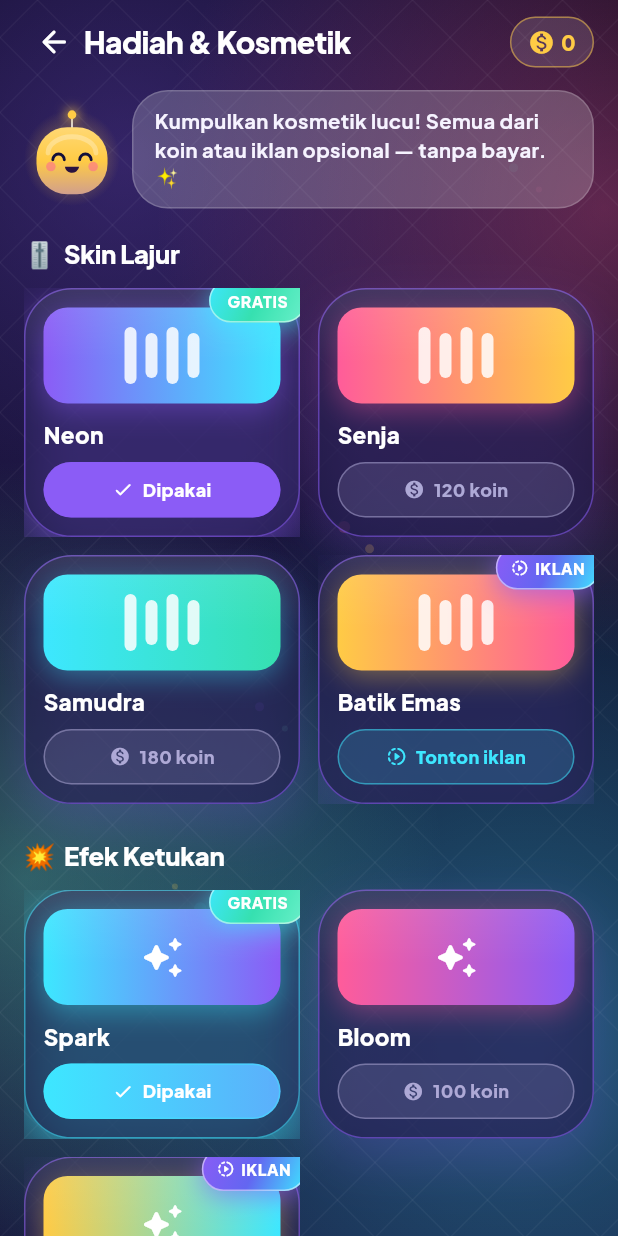
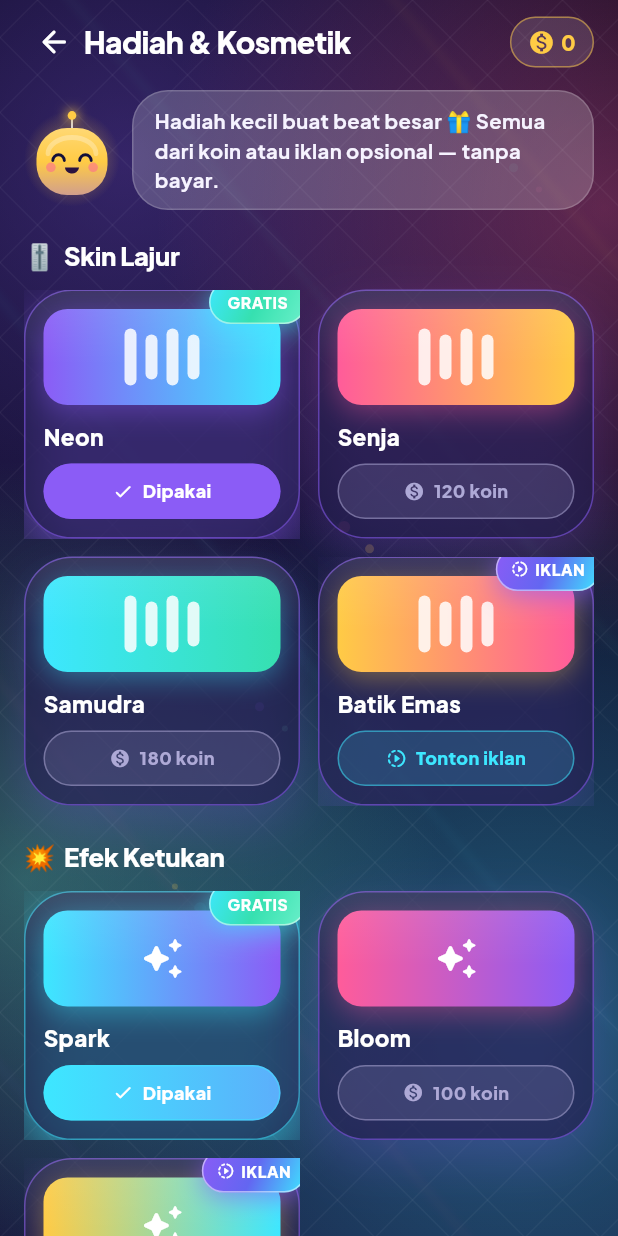
Before and after one commit to zachiesings/beat-nusantara, a Flutter app: the HomeScreen screen opened directly, after a tap on "Hadiah", on a phone screen of 412 x 824 dp. Run offline on Flutter 3.47's test engine with Material 3 defaults, Android fonts, the phone set to English and light mode, and no system bars; our stand-ins replace audioplayers, shared_preferences; accounts and stored records are empty.

Commit message:
feat: app shell + floating game-style bottom nav (real structural upgrade)
Turns the pushed-screens stack into a real game app:
- MainShell: IndexedStack of Home/Lagu/Hadiah/Profil with persistent floating
  BeatNavBar (glassy pill; active tab blooms into a glowing gradient pill + label)
- ShellScope lets Home's avatar + glossy quick-tiles switch tabs (no new routes)
- Library/Rewards/Profile gain `embedded` mode (no back arrow, nav clearance)
- Splash/onboarding now land in the shell; screenshot home/library/reward render
  INSIDE the shell so the floating nav shows in store shots
- Diagonal rhythm streaks in the living background (energy + asymmetry)
- Glossy gradient quick-action tiles with icon sheen
- Charming microcopy: "Yuk, gas beat hari ini!", "Beat pilihan hari ini",
  "Hadiah kecil buat beat besar", result verdicts ("Dikit lagi sempurna!", etc.)
- HTML preview updated to show the floating nav

Co-Authored-By: Claude Opus 4.8 (1M context) <noreply@anthropic.com>

```diff
--- a/lib/app/theme.dart
+++ b/lib/app/theme.dart
@@ -284,6 +284,23 @@ class _LivingBgPainter extends CustomPainter {
           ]).createShader(Rect.fromCircle(center: Offset(cx, cy), radius: r)),
       );
     }
+    // diagonal rhythm streaks (energy + a touch of asymmetry)
+    canvas.save();
+    canvas.translate(size.width * 0.5, size.height * 0.42);
+    canvas.rotate(-0.7);
+    for (int i = 0; i < 5; i++) {
+      final base = (i / 5 + t * 0.35) % 1.0;
+      final x = (base * 2.0 - 1.0) * size.width;
+      final col = AppColors.lanes[i % AppColors.lanes.length];
+      canvas.drawRect(
+        Rect.fromLTWH(x, -size.height, 3, size.height * 2),
+        Paint()
+          ..color = col.withValues(alpha: 0.06)
+          ..maskFilter = const MaskFilter.blur(BlurStyle.normal, 3),
+      );
+    }
+    canvas.restore();
+
     // batik diamond grid (very faint)
     final grid = Paint()
       ..color = const Color(0x0AFFFFFF)
--- a/lib/features/home/home_screen.dart
+++ b/lib/features/home/home_screen.dart
@@ -18,6 +18,7 @@ import '../about/about_screen.dart';
 import '../profile/profile_screen.dart';
 import '../rewards/rewards_screen.dart';
 import '../settings/settings_screen.dart';
+import '../shell/main_shell.dart';
 import '../song_detail/song_detail_screen.dart';
 import '../song_library/song_library_screen.dart';
 
@@ -51,7 +52,7 @@ class HomeScreen extends StatelessWidget {
                     const SizedBox(height: 4),
                     const Padding(
                       padding: EdgeInsets.only(left: 2, bottom: 10),
-                      child: Text('Pilihan hangat buat kamu hari ini',
+                      child: Text('Beat pilihan hari ini ✨',
                           style: TextStyle(color: AppColors.textLo, fontSize: 12.5)),
                     ),
                     _recommended(context, catalog),
@@ -75,7 +76,7 @@ class HomeScreen extends StatelessWidget {
       child: Row(
         children: [
           Bouncy(
-            onTap: () => _push(context, const ProfileScreen()),
+            onTap: () => _goTab(context, 3, const ProfileScreen()),
             child: Container(
               padding: const EdgeInsets.all(2.5),
               decoration: const BoxDecoration(shape: BoxShape.circle, gradient: AppGradients.aurora),
@@ -96,7 +97,7 @@ class HomeScreen extends StatelessWidget {
               children: [
                 Text('Halo, ${gs.playerName}! 👋',
                     maxLines: 1, overflow: TextOverflow.ellipsis, style: AppText.heading),
-                Text('Siap menari hari ini? 💫 Lv ${gs.level}',
+                Text('Yuk, gas beat hari ini! 💫 Lv ${gs.level}',
                     style: const TextStyle(color: AppColors.textLo, fontSize: 12)),
               ],
             ),
@@ -184,7 +185,7 @@ class HomeScreen extends StatelessWidget {
                     SizedBox(
                       width: 168,
                       child: GradientButton(
-                        label: 'Main Sekarang',
+                        label: 'Yuk, Gas!',
                         icon: Icons.play_arrow_rounded,
                         height: 46,
                         gradient: AppGradients.from(accent),
@@ -203,9 +204,9 @@ class HomeScreen extends StatelessWidget {
 
   Widget _quickActions(BuildContext context) {
     final items = [
-      (Icons.library_music_rounded, 'Lagu', AppColors.cyan, () => _push(context, const SongLibraryScreen())),
-      (Icons.card_giftcard_rounded, 'Hadiah', AppColors.gold, () => _push(context, const RewardsScreen())),
-      (Icons.insights_rounded, 'Statistik', AppColors.mint, () => _push(context, const ProfileScreen())),
+      (Icons.library_music_rounded, 'Lagu', AppColors.cyan, () => _goTab(context, 1, const SongLibraryScreen())),
+      (Icons.card_giftcard_rounded, 'Hadiah', AppColors.gold, () => _goTab(context, 2, const RewardsScreen())),
+      (Icons.insights_rounded, 'Statistik', AppColors.mint, () => _goTab(context, 3, const ProfileScreen())),
       (Icons.favorite_rounded, 'Tentang', AppColors.pink, () => _push(context, const AboutScreen())),
     ];
     return Row(
@@ -216,16 +217,45 @@ class HomeScreen extends StatelessWidget {
             child: Bouncy(
               onTap: it.$4,
               child: Container(
-                padding: const EdgeInsets.symmetric(vertical: 14),
+                padding: const EdgeInsets.symmetric(vertical: 13),
                 decoration: BoxDecoration(
-                  color: AppColors.surface.withValues(alpha: 0.6),
+                  gradient: LinearGradient(
+                    begin: Alignment.topCenter,
+                    end: Alignment.bottomCenter,
+                    colors: [it.$3.withValues(alpha: 0.22), AppColors.surface.withValues(alpha: 0.5)],
+                  ),
                   borderRadius: BorderRadius.circular(AppRadius.md),
-                  border: Border.all(color: it.$3.withValues(alpha: 0.35)),
-                  boxShadow: AppShadows.glow(it.$3, blur: 14, y: 6, a: 0.22),
+                  border: Border.all(color: it.$3.withValues(alpha: 0.4)),
+                  boxShadow: AppShadows.glow(it.$3, blur: 14, y: 6, a: 0.25),
                 ),
                 child: Column(children: [
-                  Icon(it.$1, color: it.$3, size: 26),
-                  const SizedBox(height: 6),
+                  Container(
+                    width: 40,
+                    height: 40,
+                    decoration: BoxDecoration(
+                      gradient: AppGradients.from(it.$3),
+                      borderRadius: BorderRadius.circular(14),
+                      boxShadow: AppShadows.glow(it.$3, blur: 10, y: 3, a: 0.5),
+                    ),
+                    child: Stack(children: [
+                      Align(
+                        alignment: Alignment.topCenter,
+                        child: Container(
+                          height: 18,
+                          margin: const EdgeInsets.fromLTRB(4, 3, 4, 0),
+                          decoration: BoxDecoration(
+                            borderRadius: BorderRadius.circular(10),
+                            gradient: LinearGradient(begin: Alignment.topCenter, end: Alignment.bottomCenter, colors: [
+                              Colors.white.withValues(alpha: 0.35),
+                              Colors.white.withValues(alpha: 0.0),
+                            ]),
+                          ),
+                        ),
+                      ),
+                      Center(child: Icon(it.$1, color: Colors.white, size: 22)),
+                    ]),
+                  ),
+                  const SizedBox(height: 7),
                   Text(it.$2, style: const TextStyle(fontSize: 11.5, fontWeight: FontWeight.w700)),
                 ]),
               ),
@@ -340,6 +370,15 @@ class HomeScreen extends StatelessWidget {
         ],
       );
 
+  static void _goTab(BuildContext context, int tab, Widget fallback) {
+    final shell = ShellScope.maybeOf(context);
+    if (shell != null) {
+      shell.go(tab);
+    } else {
+      _push(context, fallback);
+    }
+  }
+
   static void _push(BuildContext context, Widget page) => Navigator.push(
         context,
         PageRouteBuilder(
--- a/lib/features/onboarding/onboarding_screen.dart
+++ b/lib/features/onboarding/onboarding_screen.dart
@@ -4,7 +4,7 @@ import '../../app/theme.dart';
 import '../../state/game_state.dart';
 import '../../widgets/gradient_button.dart';
 import '../../widgets/mascot.dart';
-import '../home/home_screen.dart';
+import '../shell/main_shell.dart';
 
 class _Page {
   final Mood mood;
@@ -47,7 +47,7 @@ class _OnboardingScreenState extends State<OnboardingScreen> {
     final gs = context.read<GameState>();
     if (_nameCtrl.text.trim().isNotEmpty) gs.setName(_nameCtrl.text);
     gs.completeOnboarding();
-    Navigator.pushReplacement(context, MaterialPageRoute(builder: (_) => const HomeScreen()));
+    Navigator.pushReplacement(context, MaterialPageRoute(builder: (_) => const MainShell()));
   }
 
   @override
--- a/lib/features/rewards/rewards_screen.dart
+++ b/lib/features/rewards/rewards_screen.dart
@@ -30,7 +30,8 @@ const _cosmetics = <_Cosmetic>[
 ];
 
 class RewardsScreen extends StatelessWidget {
-  const RewardsScreen({super.key});
+  final bool embedded;
+  const RewardsScreen({super.key, this.embedded = false});
 
   @override
   Widget build(BuildContext context) {
@@ -43,12 +44,15 @@ class RewardsScreen extends StatelessWidget {
       body: NeonBackground(
         child: SafeArea(
           child: ListView(
-            padding: const EdgeInsets.fromLTRB(16, 8, 16, 40),
+            padding: EdgeInsets.fromLTRB(16, embedded ? 14 : 8, 16, embedded ? 120 : 40),
             children: [
               Row(children: [
-                Bouncy(
-                    onTap: () => Navigator.pop(context),
-                    child: const Padding(padding: EdgeInsets.all(8), child: Icon(Icons.arrow_back_rounded))),
+                if (!embedded)
+                  Bouncy(
+                      onTap: () => Navigator.pop(context),
+                      child: const Padding(padding: EdgeInsets.all(8), child: Icon(Icons.arrow_back_rounded)))
+                else
+                  const SizedBox(width: 4),
                 Text('Hadiah & Kosmetik', style: AppText.title.copyWith(fontSize: 20)),
                 const Spacer(),
                 _coin(gs.coins),
@@ -57,7 +61,7 @@ class RewardsScreen extends StatelessWidget {
               const MascotBubble(
                 color: AppColors.gold,
                 mood: Mood.cheer,
-                text: 'Kumpulkan kosmetik lucu! Semua dari koin atau iklan opsional — tanpa bayar. ✨',
+                text: 'Hadiah kecil buat beat besar 🎁 Semua dari koin atau iklan opsional — tanpa bayar.',
               ),
               const SizedBox(height: 18),
               _section('Skin Lajur', '🎚️'),
--- a/lib/features/splash/splash_screen.dart
+++ b/lib/features/splash/splash_screen.dart
@@ -3,8 +3,8 @@ import 'package:provider/provider.dart';
 import '../../app/theme.dart';
 import '../../core/constants.dart';
 import '../../state/game_state.dart';
-import '../home/home_screen.dart';
 import '../onboarding/onboarding_screen.dart';
+import '../shell/main_shell.dart';
 
 class SplashScreen extends StatefulWidget {
   const SplashScreen({super.key});
@@ -34,7 +34,7 @@ class _SplashScreenState extends State<SplashScreen>
       PageRouteBuilder(
         transitionDuration: const Duration(milliseconds: 450),
         pageBuilder: (_, __, ___) =>
-            done ? const HomeScreen() : const OnboardingScreen(),
+            done ? const MainShell() : const OnboardingScreen(),
         transitionsBuilder: (_, a, __, child) =>
             FadeTransition(opacity: a, child: child),
       ),
```
Also changed, not shown: lib/features/profile/profile_screen.dart (+9 -5 lines), lib/features/results/result_screen.dart (+5 -5 lines), lib/features/shell/main_shell.dart (added, +58 -0 lines), lib/features/song_library/song_library_screen.dart (+8 -6 lines), lib/widgets/beat_nav_bar.dart (added, +86 -0 lines), 2 other files.
